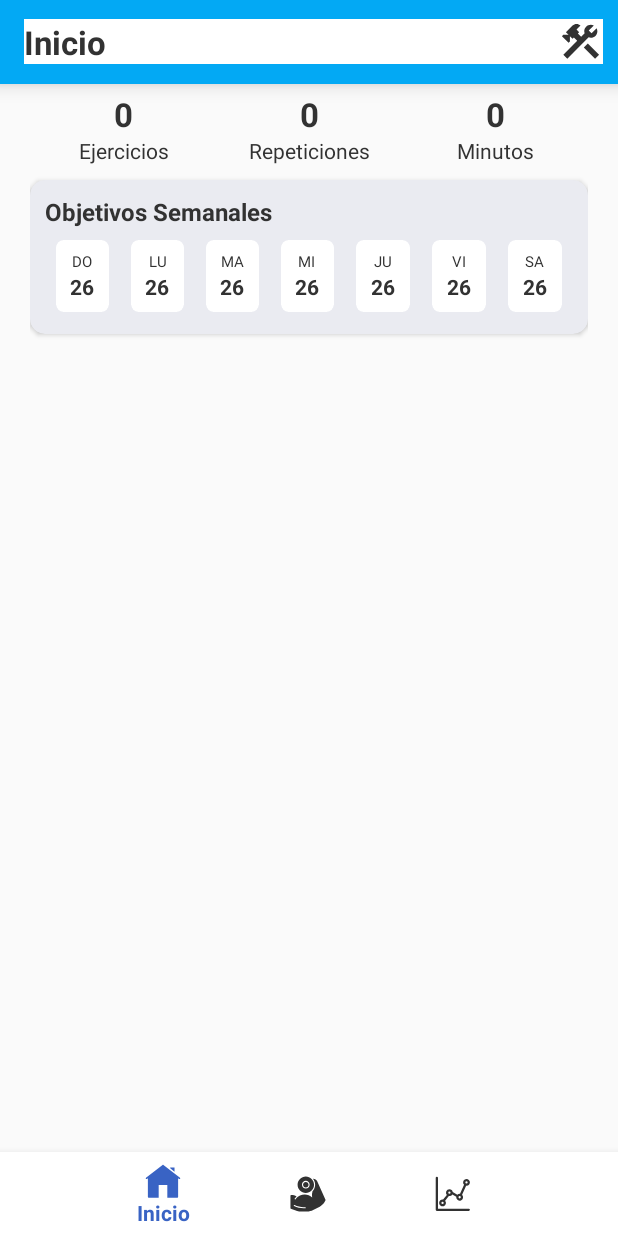
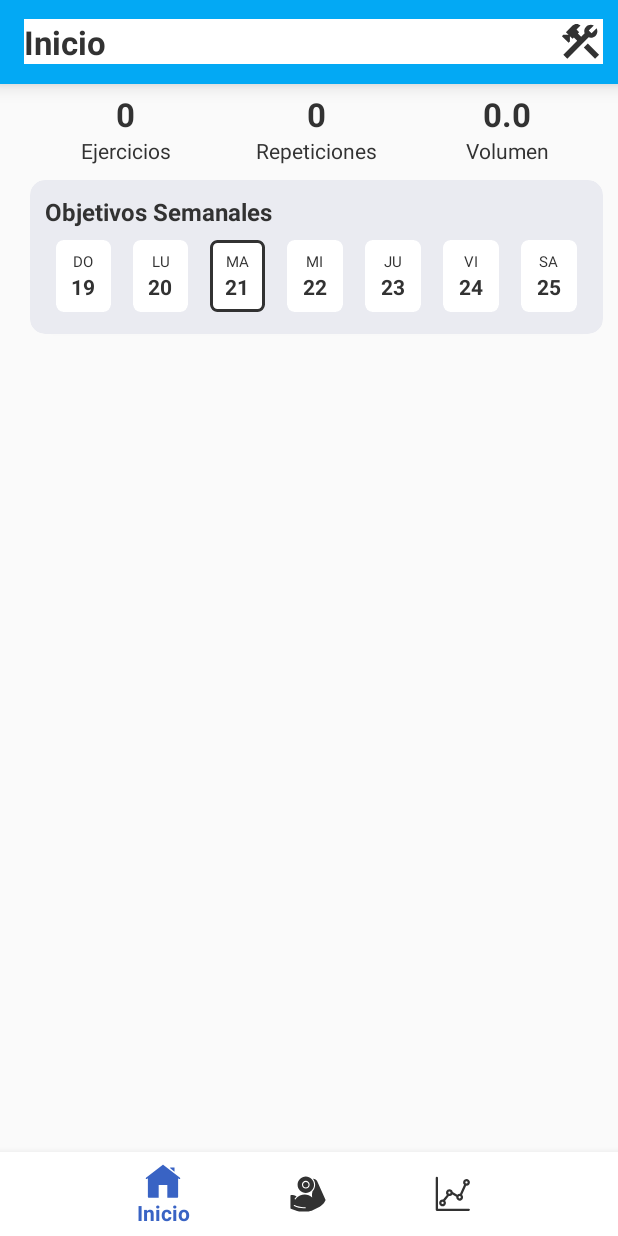
Before and after one commit to JhovaneSotoP/TitanFlex, an Android app: the InicioFragment screen opened directly, with no data from a screen before it, on a phone screen of 412 x 824 dp. Run offline under Robolectric (Android 15) with nearby library versions, the phone set to English and light mode, and no system bars; our stand-ins replace Room's generated code.

Commit message:
El contenedor de objetivos semanales ya es funcional.

```diff
--- a/app/src/main/java/com/jade/titanflex/InicioFragment.kt
+++ b/app/src/main/java/com/jade/titanflex/InicioFragment.kt
@@ -1,18 +1,25 @@
 package com.jade.titanflex
 
+import android.annotation.SuppressLint
 import android.content.Intent
+import android.os.Build
 import android.os.Bundle
 import androidx.fragment.app.Fragment
 import android.view.LayoutInflater
 import android.view.View
 import android.view.ViewGroup
+import android.widget.TextView
 import android.widget.Toast
+import androidx.annotation.RequiresApi
 import androidx.cardview.widget.CardView
+import androidx.lifecycle.lifecycleScope
+import androidx.room.Room
+import com.jade.titanflex.baseDatos.dbPrincipal
+import kotlinx.coroutines.launch
 
 // TODO: Rename parameter arguments, choose names that match
 // the fragment initialization parameters, e.g. ARG_ITEM_NUMBER
-private const val ARG_PARAM1 = "param1"
-private const val ARG_PARAM2 = "param2"
+
 
 /**
  * A simple [Fragment] subclass.
@@ -20,21 +27,40 @@ private const val ARG_PARAM2 = "param2"
  * create an instance of this fragment.
  */
 class InicioFragment : Fragment() {
-    // TODO: Rename and change types of parameters
-    private var param1: String? = null
-    private var param2: String? = null
 
 
     override fun onCreate(savedInstanceState: Bundle?) {
         super.onCreate(savedInstanceState)
-        arguments?.let {
-            param1 = it.getString(ARG_PARAM1)
-            param2 = it.getString(ARG_PARAM2)
-        }
 
     }
 
     lateinit var contenedorSemanal:CardView
+
+    var num_ejercicios=0
+    var num_repeticiones=0
+    var num_volumen=0.0f
+
+    lateinit var  ejerciciosHoy:TextView
+    lateinit var  repeticionesHoy:TextView
+    lateinit var  volumenHoy:TextView
+
+    lateinit var domingoTV:TextView
+    lateinit var lunesTV:TextView
+    lateinit var martesTV:TextView
+    lateinit var miercolesTV:TextView
+    lateinit var juevesTV:TextView
+    lateinit var viernesTV:TextView
+    lateinit var sabadoTV:TextView
+
+    lateinit var domingoCV:CardView
+    lateinit var lunesCV:CardView
+    lateinit var martesCV:CardView
+    lateinit var miercolesCV:CardView
+    lateinit var juevesCV:CardView
+    lateinit var viernesCV:CardView
+    lateinit var sabadoCV:CardView
+
+    @RequiresApi(Build.VERSION_CODES.O)
     override fun onCreateView(
         inflater: LayoutInflater, container: ViewGroup?,
         savedInstanceState: Bundle?
@@ -50,26 +76,116 @@ class InicioFragment : Fragment() {
             startActivity(vista)
         }
 
+        ejerciciosHoy=view.findViewById(R.id.ejerciciosHoy)
+        volumenHoy=view.findViewById(R.id.volumenHoy)
+        repeticionesHoy=view.findViewById(R.id.RepeticionesHoy)
+
+        domingoTV=view.findViewById(R.id.domingoDia)
+        lunesTV=view.findViewById(R.id.lunesDia)
+        martesTV=view.findViewById(R.id.martesDia)
+        miercolesTV=view.findViewById(R.id.miercolesDia)
+        juevesTV=view.findViewById(R.id.juevesDia)
+        viernesTV=view.findViewById(R.id.viernesDia)
+        sabadoTV=view.findViewById(R.id.sabadoDia)
+
+        domingoCV=view.findViewById(R.id.domingoCV)
+        lunesCV=view.findViewById(R.id.lunesCV)
+        martesCV=view.findViewById(R.id.martesCV)
+        miercolesCV=view.findViewById(R.id.miercolesCV)
+        juevesCV=view.findViewById(R.id.juevesCV)
+        viernesCV=view.findViewById(R.id.viernesCV)
+        sabadoCV=view.findViewById(R.id.sabadoCV)
+
+
+        actualizarInformacionHoy()
+        actualizarContenedor()
+
         return view
     }
 
-    companion object {
-        /**
-         * Use this factory method to create a new instance of
-         * this fragment using the provided parameters.
-         *
-         * @param param1 Parameter 1.
-         * @param param2 Parameter 2.
-         * @return A new instance of fragment InicioFragment.
-         */
-        // TODO: Rename and change types and number of parameters
-        @JvmStatic
-        fun newInstance(param1: String, param2: String) =
-            InicioFragment().apply {
-                arguments = Bundle().apply {
-                    putString(ARG_PARAM1, param1)
-                    putString(ARG_PARAM2, param2)
+    @RequiresApi(Build.VERSION_CODES.O)
+    fun actualizarInformacionHoy(){
+        lifecycleScope.launch {
+            val dbPrincipal= Room.databaseBuilder(requireContext(), dbPrincipal::class.java,"user_data").build()
+            val entrenamientos=dbPrincipal.enntrenamientoDAO().extraerPorFecha((activity as vistaPrincipal).fecha.dayOfMonth,(activity as vistaPrincipal).fecha.monthValue,(activity as vistaPrincipal).fecha.year)
+            for(entrenamiento in entrenamientos){
+                var num_temp=-1
+                val series=dbPrincipal.seriesDAO().extraerPorEntrenamiento(entrenamiento.id)
+                for(serie in series){
+                    num_repeticiones+=serie.repeticiones
+                    num_volumen+=serie.peso
+                    if(serie.id_ejercicio!=num_temp){
+                        num_ejercicios+=1
+                        num_temp=serie.id_ejercicio
+                    }
                 }
             }
+            ejerciciosHoy.setText(num_ejercicios.toString())
+            repeticionesHoy.setText(num_repeticiones.toString())
+            volumenHoy.setText(num_volumen.toString())
+        }
+
     }
+
+    @SuppressLint("UseCompatLoadingForDrawables")
+    @RequiresApi(Build.VERSION_CODES.O)
+    fun actualizarContenedor(){
+        lifecycleScope.launch {
+
+            val fecha=(activity as vistaPrincipal).fecha
+            var fechaIniciar=fecha
+            var diaSemana=fecha.dayOfWeek.toString()
+
+            while(diaSemana!="SUNDAY"){
+                println(diaSemana.toString())
+                fechaIniciar=fechaIniciar.minusDays(1)
+                diaSemana=fechaIniciar.dayOfWeek.toString()
+            }
+
+            val dbPrincipal= Room.databaseBuilder(requireContext(), dbPrincipal::class.java,"user_data").build()
+
+            val listaTV= mutableListOf<TextView>()
+            listaTV.add(domingoTV)
+            listaTV.add(lunesTV)
+            listaTV.add(martesTV)
+            listaTV.add(miercolesTV)
+            listaTV.add(juevesTV)
+            listaTV.add(viernesTV)
+            listaTV.add(sabadoTV)
+
+            val listaCV= mutableListOf<CardView>()
+            listaCV.add(domingoCV)
+            listaCV.add(lunesCV)
+            listaCV.add(martesCV)
+            listaCV.add(miercolesCV)
+            listaCV.add(juevesCV)
+            listaCV.add(viernesCV)
+            listaCV.add(sabadoCV)
+
+            val dao=dbPrincipal.enntrenamientoDAO()
+
+            for(n in 1..listaTV.size){
+                listaTV[n-1].setText(fechaIniciar.dayOfMonth.toString())
+
+                if(fechaIniciar.dayOfMonth==fecha.dayOfMonth){
+                    listaCV[n-1].background=requireContext().getDrawable(R.drawable.fondo_card_semanal)
+                }
+
+                val entrenamiento=dao.extraerPorFecha(fechaIniciar.dayOfMonth,fechaIniciar.monthValue,fechaIniciar.year)
+
+                if (entrenamiento.size>0){
+                    listaCV[n-1].setCardBackgroundColor(requireContext().getColor(R.color.azul_b))
+                }
+
+                fechaIniciar=fechaIniciar.plusDays(1)
+
+            }
+        }
+
+
+
+
+    }
+
+
 }
--- a/app/src/main/java/com/jade/titanflex/baseDatos/daoEntrenamiento.kt
+++ b/app/src/main/java/com/jade/titanflex/baseDatos/daoEntrenamiento.kt
@@ -15,6 +15,8 @@ interface daoEntrenamiento {
     suspend fun extraerPorID(ID:Int):List<entidadEntrenamiento>
     @Query("SELECT MAX(id) FROM entidadEntrenamiento")
     suspend fun ultimoID():Int
+    @Query("SELECT * FROM entidadEntrenamiento WHERE dia=:dia AND mes=:mes AND anio=:anio")
+    suspend fun extraerPorFecha(dia:Int,mes:Int,anio:Int):List<entidadEntrenamiento>
     @Insert
     suspend fun agregar(entrenamiento: entidadEntrenamiento)
     @Update
--- a/app/src/main/java/com/jade/titanflex/reproducir_d_Fragment.kt
+++ b/app/src/main/java/com/jade/titanflex/reproducir_d_Fragment.kt
@@ -54,6 +54,8 @@ class reproducir_d_Fragment : Fragment() {
 
             val dbPrincipal= Room.databaseBuilder(requireContext(), dbPrincipal::class.java,"user_data").build()
             val entrenamiento=dbPrincipal.enntrenamientoDAO().extraerPorID(id)
+            val lista_1= mutableListOf<elementosMusculo>()
+            val lista_2= mutableListOf<elementosMusculo>()
             if(entrenamiento.size>0){
                 var temp=0
                 tiempo=entrenamiento[0].duracion
@@ -68,8 +70,7 @@ class reproducir_d_Fragment : Fragment() {
                         temp=ejer[n-1].id_ejercicio
                     }
                 }
-                val lista_1= mutableListOf<elementosMusculo>()
-                val lista_2= mutableListOf<elementosMusculo>()
+
                 for (ejercicio in ejer){
                     val musc=dbPrincipal.musculosEjerciciosDAO().extraerPrimarioPorID(ejercicio.id_ejercicio)
                     for (muscu in musc){
@@ -85,7 +86,7 @@ class reproducir_d_Fragment : Fragment() {
 
                     }
                 }
-                crearManiqui(requireContext(),image_a,image_b,lista_1,lista_2)
+
             }
 
             tiempoTV.setText(String.format("%02d:%02d minutos", tiempo/60, (tiempo)%60))
@@ -95,6 +96,7 @@ class reproducir_d_Fragment : Fragment() {
             repeticionesTV.setText("${repeticiones} repeticiones")
             volumenTV.text= "${volumen} kgs."
 
+            crearManiqui(requireContext(),image_a,image_b,lista_1,lista_2)
         }
 
     }
--- a/app/src/main/java/com/jade/titanflex/vistaPrincipal.kt
+++ b/app/src/main/java/com/jade/titanflex/vistaPrincipal.kt
@@ -1,20 +1,34 @@
 package com.jade.titanflex
 
 import android.content.Intent
+import android.os.Build
 import androidx.appcompat.app.AppCompatActivity
 import android.os.Bundle
 import android.widget.ImageView
 import android.widget.TextView
 import android.widget.Toast
+import androidx.annotation.RequiresApi
 import androidx.fragment.app.commit
 import androidx.fragment.app.replace
+import androidx.lifecycle.lifecycleScope
+import androidx.room.Room
 import com.google.android.material.bottomnavigation.BottomNavigationView
+import com.jade.titanflex.baseDatos.dbPrincipal
+import kotlinx.coroutines.launch
+import java.time.LocalDate
 
 
 class vistaPrincipal : AppCompatActivity() {
     var cadena: String ="Inicio"
     lateinit var ajustes: ImageView
     lateinit var titulo:TextView
+
+
+
+    @RequiresApi(Build.VERSION_CODES.O)
+    val fecha= LocalDate.now()
+
+
     private lateinit var navigator:BottomNavigationView
     private val mOnNavMenu=BottomNavigationView.OnNavigationItemSelectedListener{ item ->
         when(item.itemId){
@@ -56,6 +70,8 @@ class vistaPrincipal : AppCompatActivity() {
         super.onCreate(savedInstanceState)
         setContentView(R.layout.activity_vista_principal)
 
+
+
         titulo=findViewById(R.id.tituloVentana)
         ajustes=findViewById(R.id.btAjustes)
         ajustes.setOnClickListener {
@@ -75,4 +91,6 @@ class vistaPrincipal : AppCompatActivity() {
             //addToBackStack("replacement")
         }
     }
+
+
 }
--- /dev/null
+++ b/app/src/main/res/drawable/fondo_card_semanal.xml
@@ -0,0 +1,10 @@
+<?xml version="1.0" encoding="utf-8"?>
+<layer-list xmlns:android="http://schemas.android.com/apk/res/android">
+    <item>
+        <shape android:shape="rectangle">
+            <solid android:color="@android:color/white" /> <!-- Fondo de la tarjeta -->
+            <stroke android:width="2dp" android:color="@color/gris_oscuro" /> <!-- Borde -->
+            <corners android:radius="4dp" /> <!-- Radio de las esquinas -->
+        </shape>
+    </item>
+</layer-list>
--- a/app/src/main/res/layout/activity_main.xml
+++ b/app/src/main/res/layout/activity_main.xml
@@ -13,13 +13,9 @@
         app:layout_constraintEnd_toEndOf="parent"
         app:layout_constraintHorizontal_bias="1.0"
         app:layout_constraintStart_toStartOf="parent"
-        app:layout_constraintTop_toBottomOf="@+id/botonInicio"
+        app:layout_constraintTop_toTopOf="parent"
         app:layout_constraintVertical_bias="0.403"
         app:srcCompat="@drawable/fo"
-        app:layout_constrintLeft_toLeftOf="parent"
-        app:layout_constrintRight_toRightOf="parent"
-        app:layout_constrintTop_toTopOf="parent"
-        app:layout_constrintBottom_toBottomOf="parent"
         />
     <Button
         android:id="@+id/botonInicio"
--- a/app/src/main/res/layout/fragment_inicio.xml
+++ b/app/src/main/res/layout/fragment_inicio.xml
@@ -17,8 +17,7 @@
                 android:layout_width="match_parent"
                 android:layout_height="wrap_content"
                 android:orientation="vertical"
-                android:layout_marginLeft="10dp"
-                android:layout_marginRight="10dp">
+                android:layout_marginLeft="10dp">
                 <LinearLayout
                     android:layout_width="match_parent"
                     android:layout_height="wrap_content"
@@ -67,7 +66,7 @@
                         android:layout_height="wrap_content"
                         android:orientation="vertical">
                         <TextView
-                            android:id="@+id/minutosHoy"
+                            android:id="@+id/volumenHoy"
                             android:layout_width="match_parent"
                             android:layout_height="wrap_content"
                             android:text="0"
@@ -75,7 +74,7 @@
                         <TextView
                             android:layout_width="match_parent"
                             android:layout_height="wrap_content"
-                            android:text="Minutos"
+                            android:text="Volumen"
                             style="@style/text_normal"/>
                     </LinearLayout>
 
@@ -101,6 +100,7 @@
                             android:orientation="horizontal"
                             android:gravity="center">
                             <androidx.cardview.widget.CardView
+                                android:id="@+id/domingoCV"
                                 android:layout_width="wrap_content"
                                 android:layout_height="wrap_content"
                                 style="@style/itemsemanal"
@@ -125,6 +125,7 @@
                             </androidx.cardview.widget.CardView>
 
                             <androidx.cardview.widget.CardView
+                                android:id="@+id/lunesCV"
                                 android:layout_width="wrap_content"
                                 android:layout_height="wrap_content"
                                 style="@style/itemsemanal">
@@ -148,6 +149,7 @@
                             </androidx.cardview.widget.CardView>
 
                             <androidx.cardview.widget.CardView
+                                android:id="@+id/martesCV"
                                 android:layout_width="wrap_content"
                                 android:layout_height="wrap_content"
                                 style="@style/itemsemanal">
@@ -170,6 +172,7 @@
                                 </LinearLayout>
                             </androidx.cardview.widget.CardView>
                             <androidx.cardview.widget.CardView
+                                android:id="@+id/miercolesCV"
                                 android:layout_width="wrap_content"
                                 android:layout_height="wrap_content"
                                 style="@style/itemsemanal">
@@ -192,6 +195,7 @@
                                 </LinearLayout>
                             </androidx.cardview.widget.CardView>
                             <androidx.cardview.widget.CardView
+                                android:id="@+id/juevesCV"
                                 android:layout_width="wrap_content"
                                 android:layout_height="wrap_content"
                                 style="@style/itemsemanal">
@@ -214,6 +218,7 @@
                                 </LinearLayout>
                             </androidx.cardview.widget.CardView>
                             <androidx.cardview.widget.CardView
+                                android:id="@+id/viernesCV"
                                 android:layout_width="wrap_content"
                                 android:layout_height="wrap_content"
                                 style="@style/itemsemanal">
@@ -236,6 +241,7 @@
                                 </LinearLayout>
                             </androidx.cardview.widget.CardView>
                             <androidx.cardview.widget.CardView
+                                android:id="@+id/sabadoCV"
                                 android:layout_width="wrap_content"
                                 android:layout_height="wrap_content"
                                 style="@style/itemsemanal">
```
